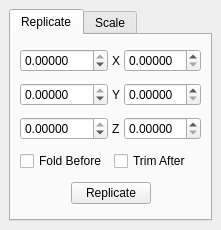
First picture: the form in branches/regui/src/gui/celltransform.ui, repository trisyoungs/aten, before the edit.
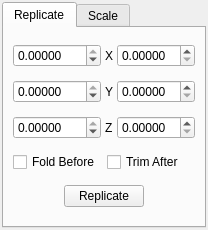
Second picture: the form after the edit. Icons and pictures are not drawn.

Patch:
```diff
--- a/branches/regui/src/gui/celltransform.ui
+++ b/branches/regui/src/gui/celltransform.ui
@@ -17,10 +17,10 @@
   </property>
   <layout class="QHBoxLayout" >
    <property name="margin" >
-    <number>9</number>
+    <number>2</number>
    </property>
    <property name="spacing" >
-    <number>6</number>
+    <number>4</number>
    </property>
    <item>
     <widget class="QTabWidget" name="CellTransformTabs" >
```
